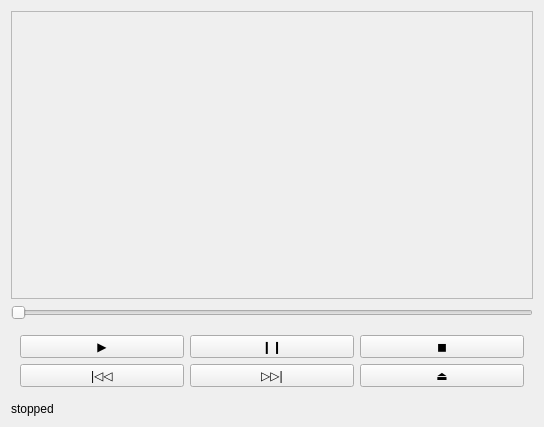
Qt form ui/frameplayer.ui (Apkawa/QGifer) before a commit.
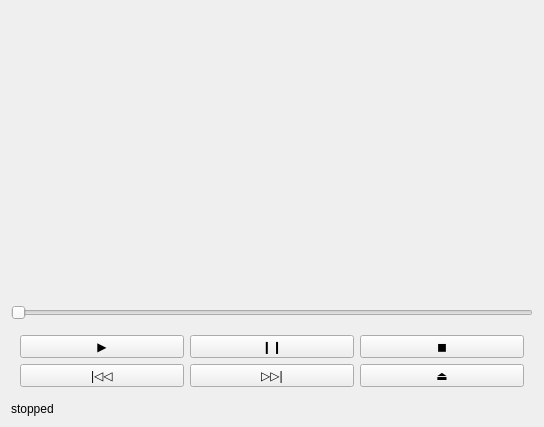
The same form after that commit.

Patch:
```diff
--- a/ui/frameplayer.ui
+++ b/ui/frameplayer.ui
@@ -87,7 +87,7 @@
       </sizepolicy>
      </property>
      <property name="frameShape">
-      <enum>QFrame::StyledPanel</enum>
+      <enum>QFrame::NoFrame</enum>
      </property>
      <property name="frameShadow">
       <enum>QFrame::Raised</enum>
```
